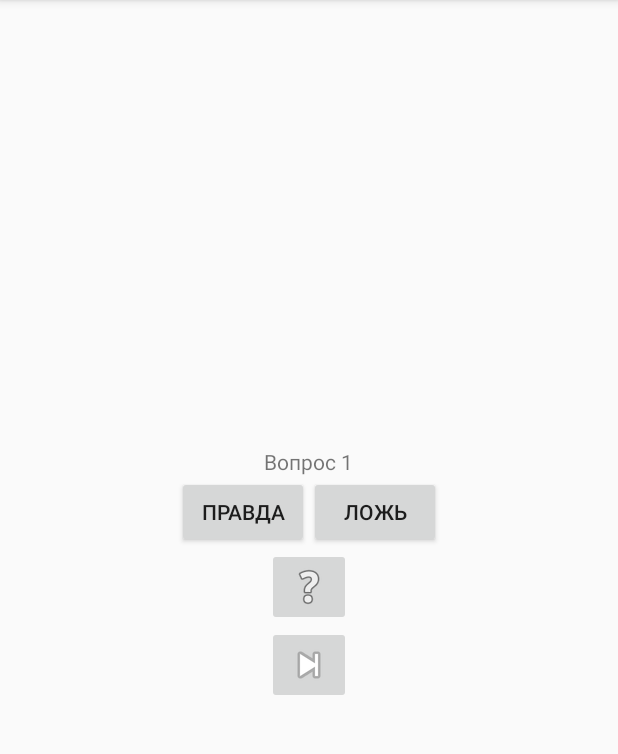
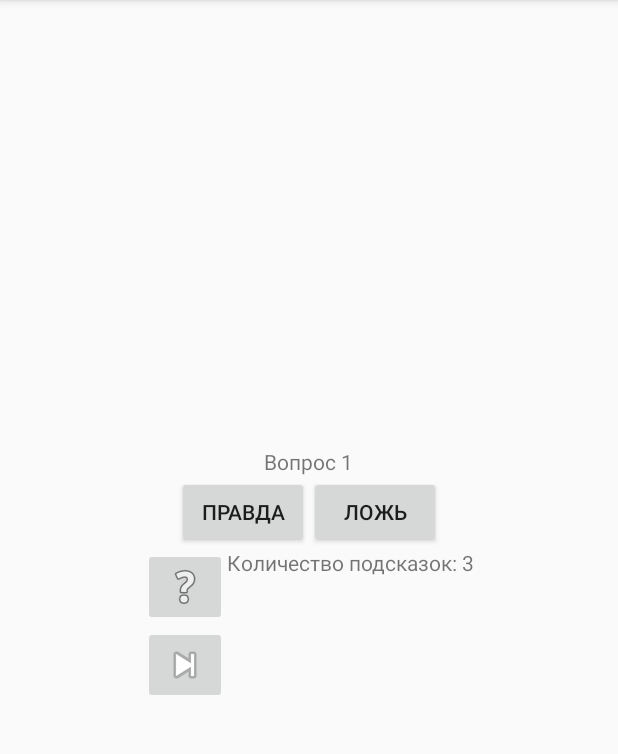
Before and after one commit to abartenev/geoquiz, an Android app: the screen it shows after launch (QuizActivity), on a phone screen of 412 x 824 dp, the part 84-838 px from its top. Run offline under Robolectric (Android 15) with nearby library versions, the phone set to English and light mode, and no system bars.

Commit message:
Finish 1st app

```diff
--- a/app/src/main/java/com/example/alexeybartenev/geoquiz/QuizActivity.java
+++ b/app/src/main/java/com/example/alexeybartenev/geoquiz/QuizActivity.java
@@ -4,6 +4,7 @@ import android.app.Activity;
 import android.content.Intent;
 import android.support.v7.app.AppCompatActivity;
 import android.os.Bundle;
+import android.util.Log;
 import android.view.View;
 import android.widget.Button;
 import android.widget.ImageButton;
@@ -19,6 +20,8 @@ public class QuizActivity extends AppCompatActivity {
             new Question(R.string.quiestion4,false,false,0)
     };
 
+    int tips_count = 3;
+    TextView tip_textcount;
     boolean check_results = true;
     int false_res = 0;
     int true_res = 0;
@@ -37,6 +40,7 @@ public class QuizActivity extends AppCompatActivity {
         super.onSaveInstanceState(outState);
         outState.putInt("Q_ID",questionId);
         outState.putBoolean("C_ID",mIsCheater);
+        outState.putInt("TIPCOUNT",tips_count);
     }
 
     private void updateQuestion(boolean p_bool) {
@@ -105,12 +109,17 @@ public class QuizActivity extends AppCompatActivity {
     @Override
     protected void onCreate(Bundle savedInstanceState) {
         super.onCreate(savedInstanceState);
+        Log.d("myLog", "QuizActivity:onCreate:112: ");
         setContentView(R.layout.activity_quiz);
         question_txt = findViewById(R.id.questionTextView);
         if (savedInstanceState != null) {
             questionId = savedInstanceState.getInt("Q_ID");
             mIsCheater = savedInstanceState.getBoolean("C_ID");
+            tips_count = savedInstanceState.getInt("TIPCOUNT");
         }
+        tip_textcount = (TextView) findViewById(R.id.tip_count);
+        tip_textcount.setText("Количество подсказок: "+tips_count);
+        Log.d("myLog", "QuizActivity:onCreate:120: "+"Количество подсказок: "+tips_count);
         question_txt.setText(mQuestions[questionId].getMquestionId());
         question_txt.setOnClickListener(new View.OnClickListener() {
             @Override
@@ -138,10 +147,15 @@ public class QuizActivity extends AppCompatActivity {
             @Override
             public void onClick(View v) {
 //                start Activity
-                boolean answerIsTrue = mQuestions[questionId].isRealAnswer();
-                Intent intent = CheatActivity.newIntent(QuizActivity.this,answerIsTrue);
+                if (tips_count > 0) {
+                    tips_count-=1;
+                    boolean answerIsTrue = mQuestions[questionId].isRealAnswer();
+                    Intent intent = CheatActivity.newIntent(QuizActivity.this, answerIsTrue);
 //                startActivity(intent);
-                startActivityForResult(intent,REQUEST_CODE_CHEAT);
+                    startActivityForResult(intent, REQUEST_CODE_CHEAT);
+                } else {
+                    cheat_but.setEnabled(false);
+                }
             }
         });
         ImageButton next_but = findViewById(R.id.next_but);
@@ -153,4 +167,23 @@ public class QuizActivity extends AppCompatActivity {
             }
         });
     }
+
+    @Override
+    protected void onDestroy() {
+        super.onDestroy();
+        Log.d("myLog", "QuizActivity:onDestroy:173: ");
+    }
+
+    @Override
+    protected void onStop() {
+        super.onStop();
+        Log.d("myLog", "QuizActivity:onStop:179: ");
+        tip_textcount.setText("Количество подсказок: "+tips_count);
+    }
+
+    @Override
+    protected void onResume() {
+        super.onResume();
+        Log.d("myLog", "QuizActivity:onResume:185: ");
+    }
 }
--- a/app/src/main/res/layout-land/activity_quiz.xml
+++ b/app/src/main/res/layout-land/activity_quiz.xml
@@ -31,11 +31,19 @@
         android:layout_height="wrap_content"
         android:orientation="vertical"
         android:layout_gravity="bottom|center">
-        <ImageButton
+        <LinearLayout android:layout_height="wrap_content"
             android:layout_width="wrap_content"
-            android:layout_height="wrap_content"
-            android:contentDescription="@string/cheat_text"
-            android:id="@+id/cheat_but"/>
+            android:orientation="horizontal">
+            <ImageButton
+                android:layout_width="wrap_content"
+                android:layout_height="wrap_content"
+                android:contentDescription="@string/cheat_text"
+                android:id="@+id/cheat_but"/>
+            <TextView
+                android:layout_width="wrap_content"
+                android:layout_height="wrap_content"
+                android:id="@+id/tip_count"/>
+        </LinearLayout>
         <ImageButton
             android:layout_width="wrap_content"
             android:layout_height="wrap_content"
--- a/app/src/main/res/layout/activity_cheat.xml
+++ b/app/src/main/res/layout/activity_cheat.xml
@@ -23,4 +23,9 @@
         android:layout_height="wrap_content"
         android:id="@+id/show_answer_button"
         android:text="@string/show_answer_button"/>
+    <TextView
+        android:layout_width="wrap_content"
+        android:layout_height="wrap_content"
+        android:id="@+id/apitxt"
+        tools:text="Текст для проверки"/>
 </LinearLayout>
--- a/app/src/main/res/layout/activity_quiz.xml
+++ b/app/src/main/res/layout/activity_quiz.xml
@@ -31,11 +31,19 @@
         android:layout_width="wrap_content"
         android:layout_height="wrap_content"
         android:orientation="vertical">
-        <ImageButton
+        <LinearLayout android:layout_height="wrap_content"
+            android:layout_width="wrap_content"
+            android:orientation="horizontal">
+            <ImageButton
             android:layout_width="wrap_content"
             android:layout_height="wrap_content"
             android:contentDescription="@string/cheat_text"
             android:id="@+id/cheat_but"/>
+            <TextView
+                android:layout_width="wrap_content"
+                android:layout_height="wrap_content"
+                android:id="@+id/tip_count"/>
+        </LinearLayout>
         <ImageButton
             android:layout_width="wrap_content"
             android:layout_height="wrap_content"
--- a/app/src/main/res/values/strings.xml
+++ b/app/src/main/res/values/strings.xml
@@ -13,4 +13,5 @@
     <string name="judgment_toast">Подсказки вредны</string>
     <string name="show_answer_button">Показать ответ</string>
     <string name="warning_text">Вы уверены, что хотите это сделать?</string>
+    <string name="cnt_tips">Количество подсказок:</string>
 </resources>
```
Also changed, not shown: app/src/main/java/com/example/alexeybartenev/geoquiz/CheatActivity.java (+51 -13 lines).
